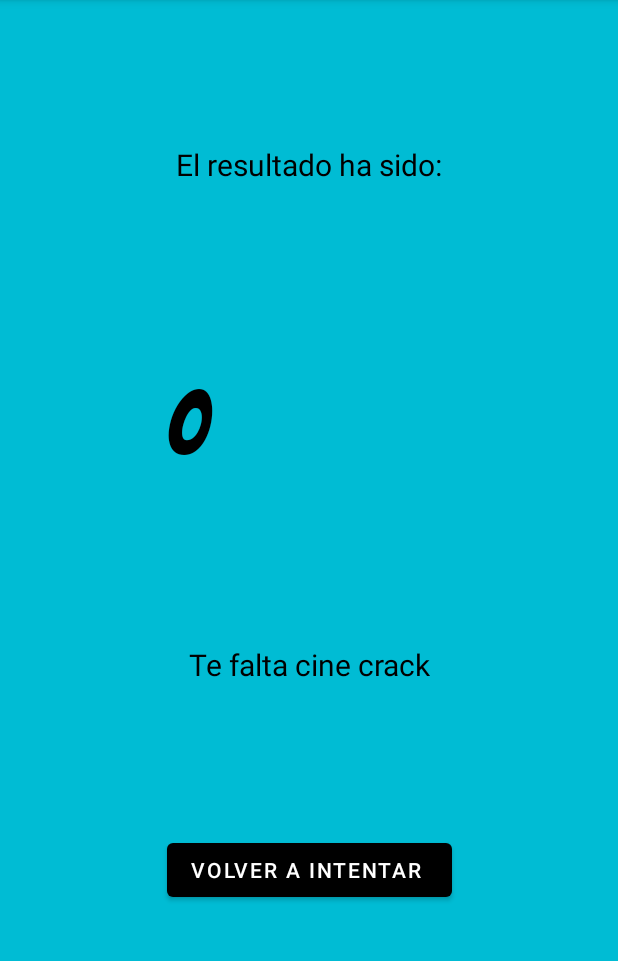
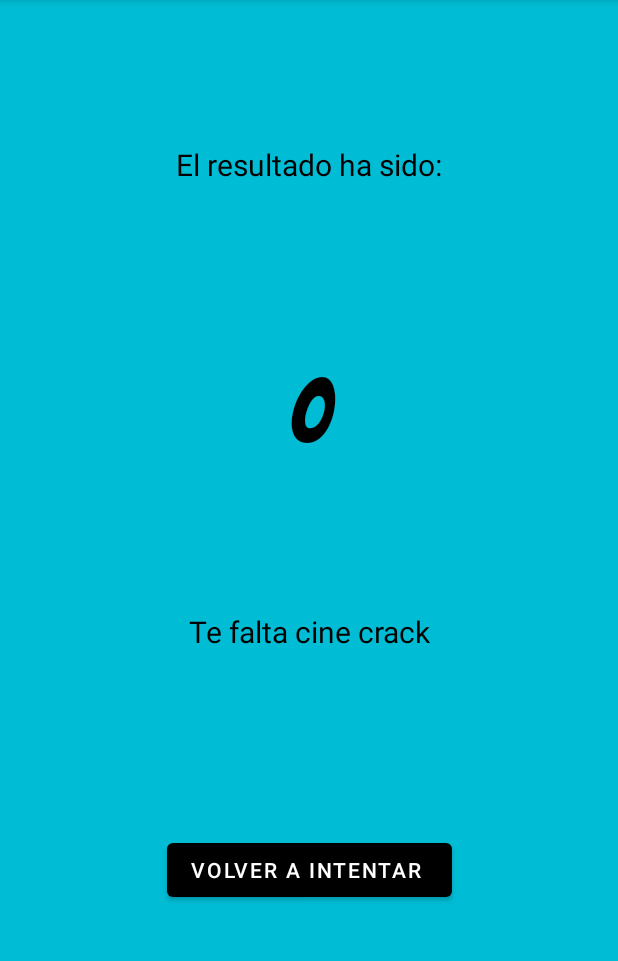
Before and after one commit to lord-47/AppLAB, an Android app: the Resultado screen opened directly, with no data from a screen before it, on a phone screen of 412 x 824 dp, the part 84-1045 px from its top. Run offline under Robolectric (Android 15) with nearby library versions, the phone set to English and light mode, and no system bars; 2 statements that could not run were skipped.

Commit message:
Cambios puntación

```diff
--- a/app/src/main/java/com/example/intents/MainActivity.java
+++ b/app/src/main/java/com/example/intents/MainActivity.java
@@ -8,6 +8,7 @@ import android.view.View;
 import android.view.animation.Animation;
 import android.view.animation.AnimationUtils;
 import android.widget.ImageView;
+
 
 public class MainActivity extends AppCompatActivity {
 
--- a/app/src/main/java/com/example/intents/Resultado.java
+++ b/app/src/main/java/com/example/intents/Resultado.java
@@ -20,15 +20,17 @@ public class Resultado extends AppCompatActivity {
         setContentView(R.layout.activity_rwsultado);
         contador= getIntent().getIntExtra("puntuacion",0);
         TextView result = (TextView) findViewById(R.id.result);
-        result.setText(String.valueOf(contador));
+        if (contador>=0)
+            result.setText(String.valueOf(contador));
+        else
+            result.setText("0");
         Animation shakes = AnimationUtils.loadAnimation(this,R.anim.shake);
-
         result.startAnimation(shakes);
 
         TextView message = (TextView) findViewById(R.id.message);
         if (contador==15)
             message.setText("Enhorabuena, te sabes la de ver pelis");
-        else if(contador==0)
+        else if(contador<=0)
             message.setText("Te falta cine crack");
         else
             message.setText("No está mal");
--- a/app/src/main/res/layout/activity_rwsultado.xml
+++ b/app/src/main/res/layout/activity_rwsultado.xml
@@ -33,15 +33,15 @@
 
     <TextView
         android:id="@+id/result"
-        android:layout_width="213dp"
-        android:layout_height="142dp"
-        android:layout_marginTop="96dp"
+        android:layout_width="187dp"
+        android:layout_height="128dp"
+        android:layout_marginTop="88dp"
         android:fontFamily="@font/bangers"
         android:text="TextView"
+        android:textAlignment="center"
         android:textColor="#000000"
         android:textSize="60sp"
         app:layout_constraintEnd_toEndOf="parent"
-        app:layout_constraintHorizontal_bias="0.555"
         app:layout_constraintStart_toStartOf="parent"
         app:layout_constraintTop_toBottomOf="@+id/textView" />
 
```
